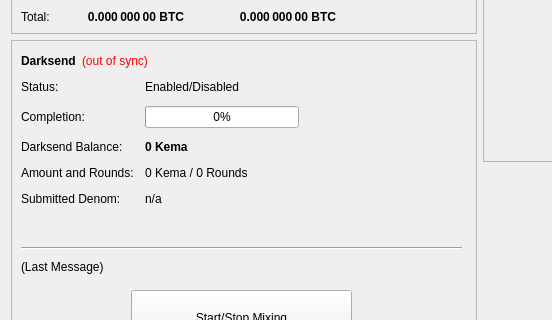
Before: the Qt Designer form src/qt/forms/overviewpage.ui in wmcorless/kema, drawn with Qt 5; both pictures show x 0 to 552 and y 182 to 502 of the 960 by 615 pixel window.
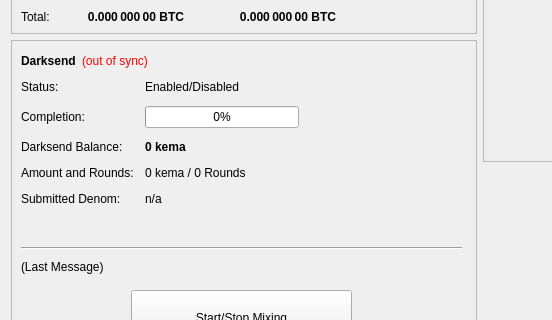
After: the same form once the commit is applied.

```diff
--- a/src/qt/forms/overviewpage.ui
+++ b/src/qt/forms/overviewpage.ui
@@ -474,7 +474,7 @@
               </font>
              </property>
              <property name="text">
-              <string notr="true">0 Kema</string>
+              <string notr="true">0 kema</string>
              </property>
             </widget>
            </item>
@@ -488,7 +488,7 @@
            <item row="3" column="1">
             <widget class="QLabel" name="labelAmountRounds">
              <property name="text">
-              <string>0 Kema / 0 Rounds</string>
+              <string>0 kema / 0 Rounds</string>
              </property>
             </widget>
            </item>
```
Left out of the diff: 6 changed lines with no effect on the pictures.
